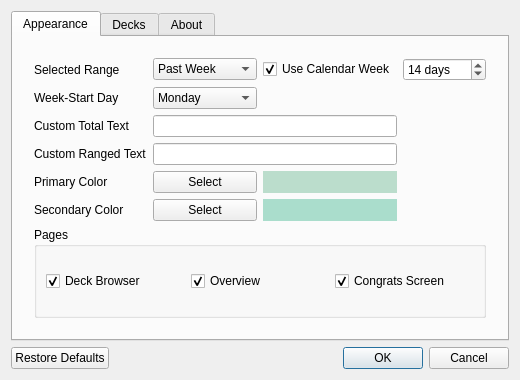
First picture: the form in options_dialog.ui, repository iamjustkoi/StudyTimeStats, before the edit.
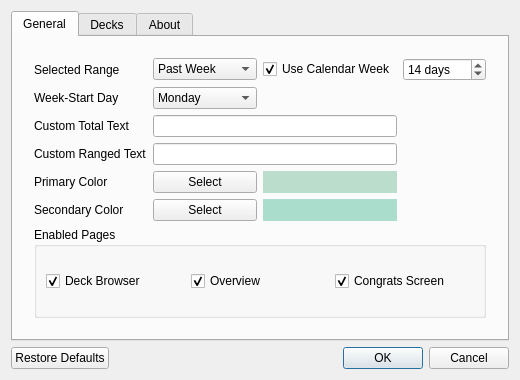
Second picture: the form after the edit.

Commit message: Fixed issues related to default colors not saving and added some tooltips to the options window.

What changed in the file:
```diff
--- a/options_dialog.ui
+++ b/options_dialog.ui
@@ -31,7 +31,7 @@
        <bool>true</bool>
       </property>
       <attribute name="title">
-       <string>Appearance</string>
+       <string>General</string>
       </attribute>
       <layout class="QVBoxLayout" name="appearance_tab_layout">
        <item>
@@ -242,7 +242,7 @@
          <item>
           <widget class="QGroupBox" name="pages_group_box">
            <property name="title">
-            <string>Pages</string>
+            <string>Enabled Pages</string>
            </property>
            <layout class="QHBoxLayout" name="pages_vertical_layout">
             <item>
```
Left out of the diff: 15 changed lines with no effect on the pictures. The commit also changes 3 other files.
